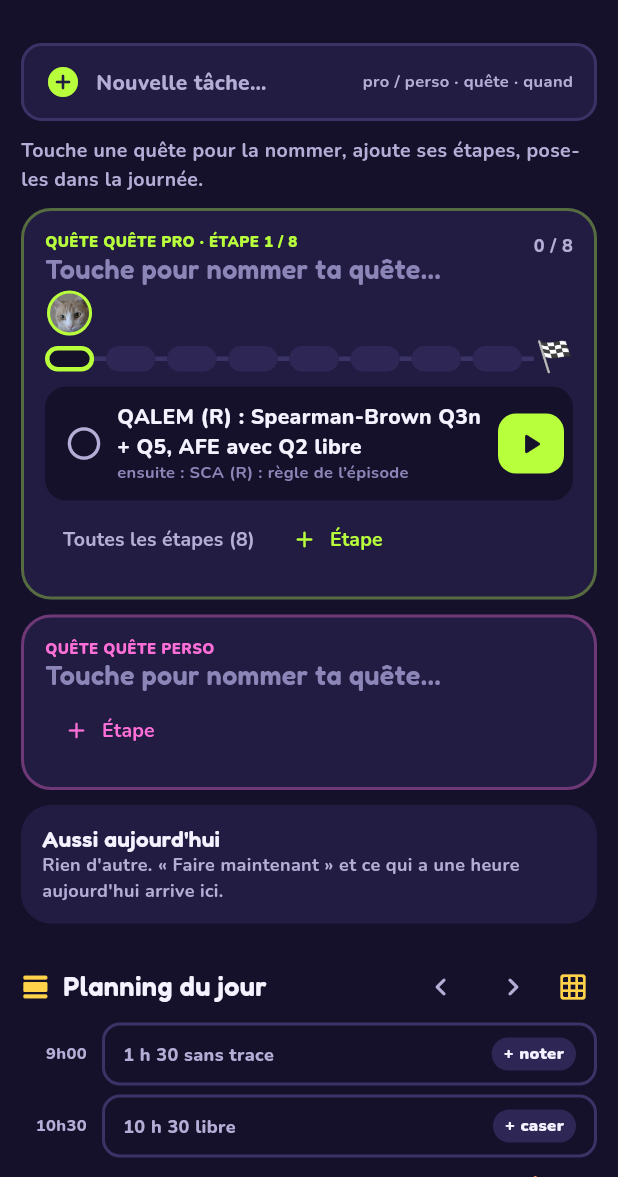
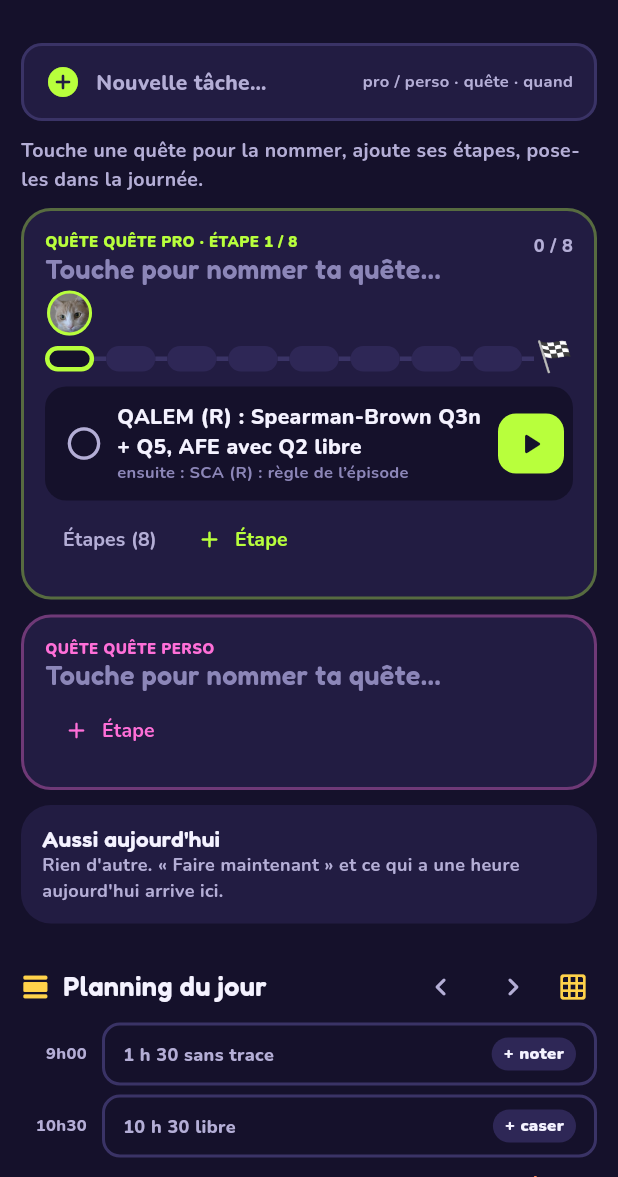
Before and after one commit to CLperso/micky-quest, a Flutter app: the TodayScreen screen opened directly, on a phone screen of 412 x 824 dp, the part 59-1236 px from its top. Run offline on Flutter 3.47's test engine with Material 3 defaults, Android fonts, the phone set to English and light mode, and no system bars; our stand-ins replace flutter_local_notifications, google_fonts, image_picker, shared_preferences, timezone; missing offline and left inert: android_intent_plus, device_calendar, google_mlkit_digital_ink_recognition; accounts and stored records are empty.

Commit message:
Quêtes : pied de carte qui passe à la ligne sur petit écran
Co-Authored-By: Claude Fable 5.1 <noreply@anthropic.com>
Claude-Session: https://claude.ai/code/session_01RpdBqp6TGx7ViFRVJJw6aQ

```diff
--- a/lib/screens/today.dart
+++ b/lib/screens/today.dart
@@ -326,18 +326,17 @@ class _QuestBlockState extends State<_QuestBlock> {
             ],
           ],
           const SizedBox(height: 2),
-          Row(children: [
+          Wrap(crossAxisAlignment: WrapCrossAlignment.center, spacing: 2, children: [
             if (steps.isNotEmpty)
               TextButton(
                 onPressed: () => setState(() => _open = !_open),
-                child: Text(_open ? 'Replier' : 'Toutes les étapes (${steps.length})', style: K.body(13, color: K.muted)),
+                child: Text(_open ? 'Replier' : 'Étapes (${steps.length})', style: K.body(13, color: K.muted)),
               ),
             TextButton.icon(
               onPressed: () => addStepSheet(context, cat),
               icon: Icon(Icons.add_rounded, color: color, size: 18),
               label: Text('Étape', style: K.body(13, color: color)),
             ),
-            const Spacer(),
             if (complete && !closed)
               TextButton.icon(
                 onPressed: () async {
```
